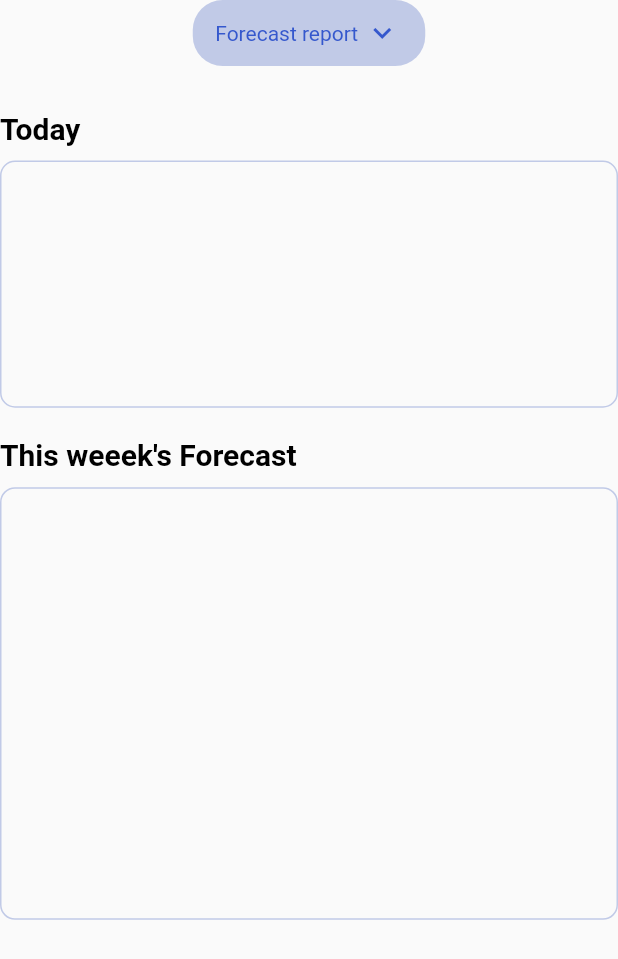
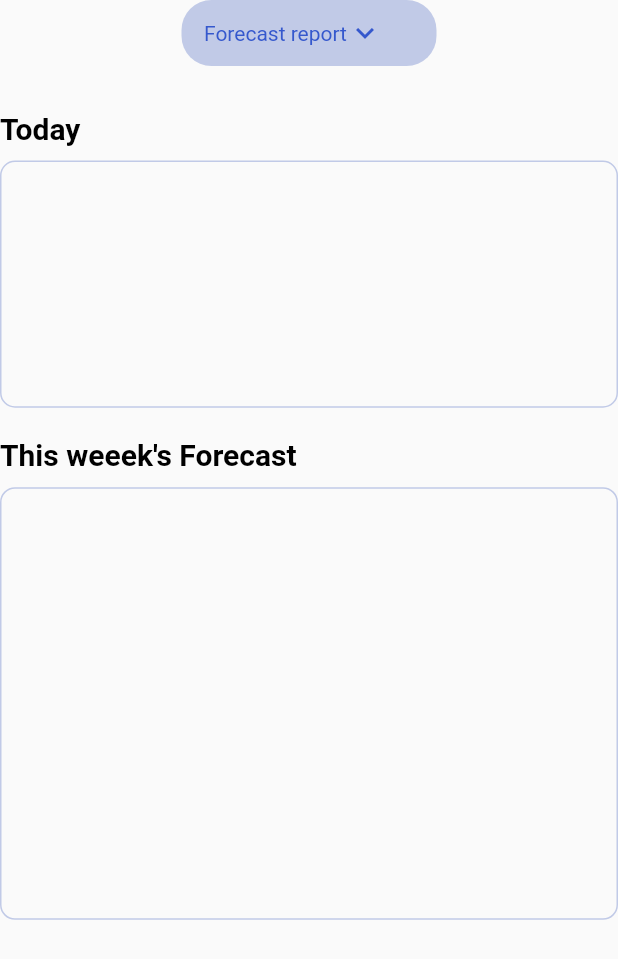
Before and after one commit to aladeenuthy/forecast, a Flutter app: the ForecastReport widget shown alone on an empty page, opened directly with empty values, on a phone screen of 412 x 824 dp. Shown: the top 959 px of the screen. Run offline on Flutter 3.47's test engine with Material 2 defaults, Android fonts, the light colour scheme and no system bars; our stand-ins replace cached_network_image, connectivity_plus, dio, geolocator, google_maps_flutter, shared_preferences; accounts and stored records are empty; network calls fail.

Commit message:
small changes

```diff
--- a/lib/screens/search_location.dart
+++ b/lib/screens/search_location.dart
@@ -92,7 +92,7 @@ class _SearchLocationState extends State<SearchLocation> {
                   ),
                   if (searchResult != null)
                     Container(
-                      height: 90,
+                      height: 110,
                       padding: const EdgeInsets.symmetric(
                           vertical: 15, horizontal: 20),
                       decoration: BoxDecoration(
--- a/lib/widgets/forecast_report.dart
+++ b/lib/widgets/forecast_report.dart
@@ -99,7 +99,7 @@ class _ForecastReportState extends State<ForecastReport> {
               },
               child: Container(
                 padding: const EdgeInsets.only(left: 15, top: 10, bottom: 10),
-                constraints: const BoxConstraints(maxWidth: 155),
+                constraints: const BoxConstraints(maxWidth: 170),
                 decoration: BoxDecoration(
                   borderRadius: BorderRadius.circular(20),
                   color: shaderPrimaryColor,
@@ -109,9 +109,7 @@ class _ForecastReportState extends State<ForecastReport> {
                     "Forecast report",
                     style: TextStyle(color: primaryColor),
                   ),
-                  SizedBox(
-                    width: 4,
-                  ),
+
                   Icon(Icons.keyboard_arrow_down, color: primaryColor)
                 ]),
               ),
--- a/lib/widgets/weather_box.dart
+++ b/lib/widgets/weather_box.dart
@@ -39,8 +39,7 @@ class _WeatherBoxState extends State<WeatherBox> {
           ],
         );
       }),
-      Expanded(
-        child: Row(
+      Row(
         mainAxisAlignment: MainAxisAlignment.center,
         children: [
           CachedNetworkImage(
@@ -59,7 +58,6 @@ class _WeatherBoxState extends State<WeatherBox> {
             ],
           )
         ],
-        ),
       ),
       Consumer<WeatherProvider>(
         builder: (context, weatherProv, _) {
```
Also changed, not shown: lib/utils/services.dart (+2 -8 lines). Lines whose indentation alone changed are shown as unchanged.
